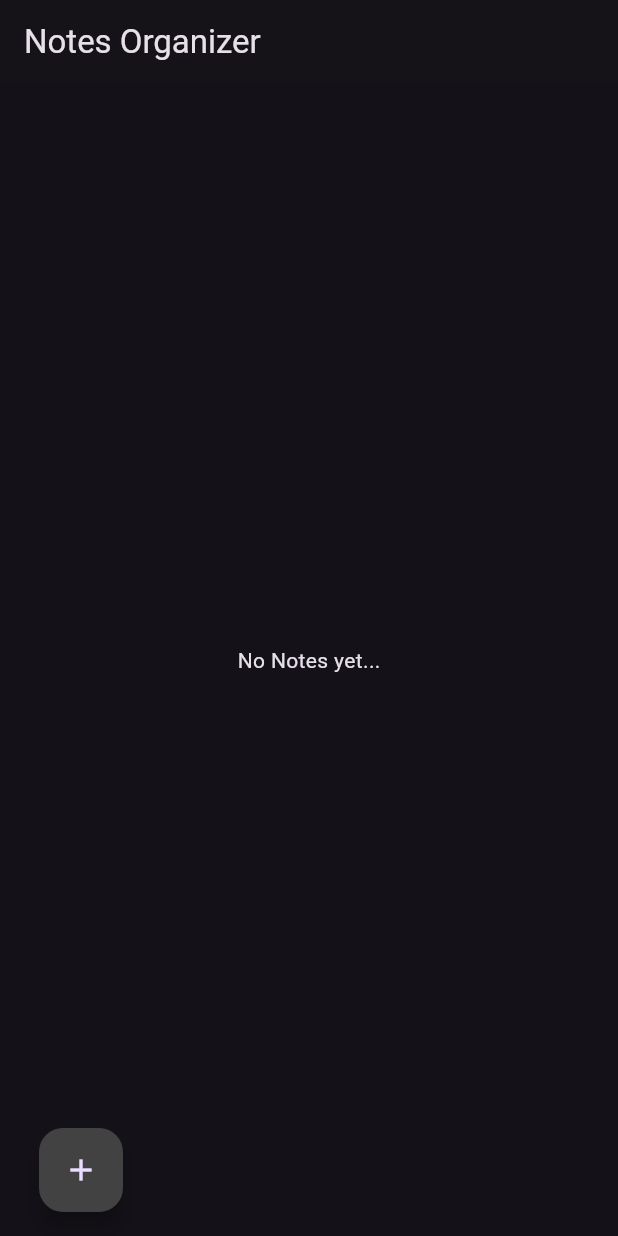
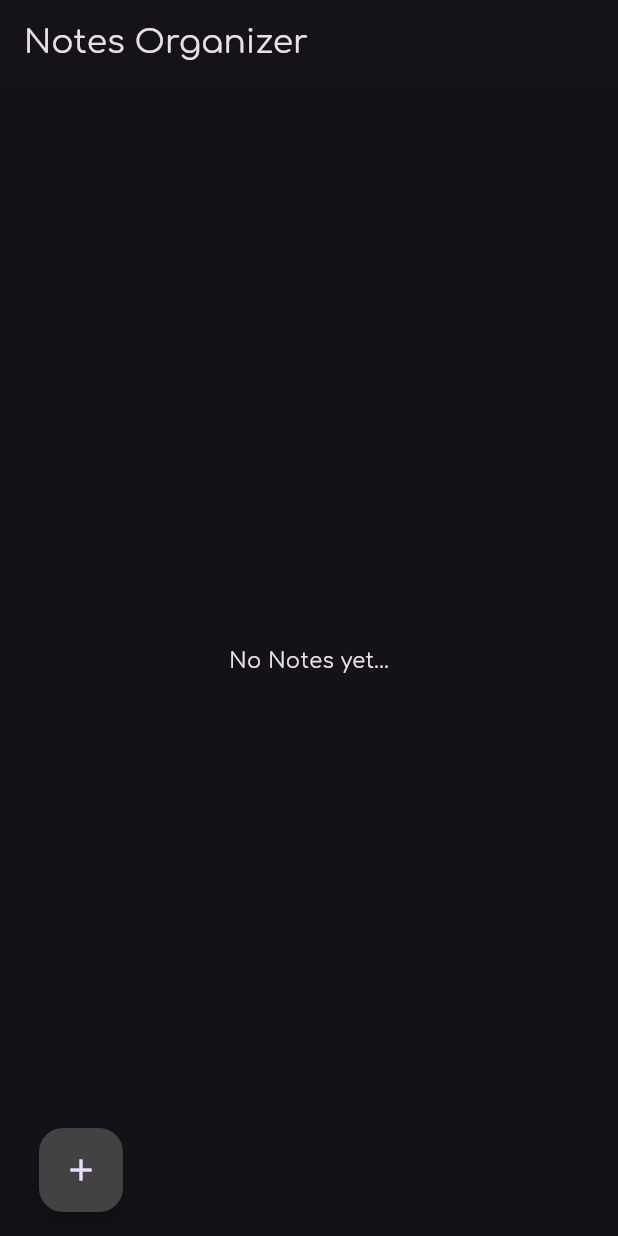
Before and after one commit to UmbrellaLeaf5/notes_organizer, a Flutter app: the screen it shows after launch, on a phone screen of 412 x 824 dp. Run offline on Flutter 3.47's test engine with Material 3 defaults, Android fonts, the phone set to English and light mode, and no system bars.

Commit message:
make all Texts use Comfortaa font

```diff
--- a/lib/main.dart
+++ b/lib/main.dart
@@ -18,7 +18,12 @@ class MainApp extends StatelessWidget {
       title: "Notes organizer",
       theme: ThemeData.dark(useMaterial3: true).copyWith(
         colorScheme: ColorScheme.fromSeed(
-            seedColor: Colors.deepPurple, brightness: Brightness.dark),
+          seedColor: Colors.deepPurple,
+          brightness: Brightness.dark,
+        ),
+        textTheme: ThemeData.dark().textTheme.apply(
+              fontFamily: 'Comfortaa',
+            ),
       ),
       debugShowCheckedModeBanner: false,
       home: const MainHomePage(),
--- a/lib/widgets/previews.dart
+++ b/lib/widgets/previews.dart
@@ -58,7 +58,8 @@ class NotePreview extends StatelessWidget {
                   Expanded(
                     child: Text(
                       note.title,
-                      style: const TextStyle(fontWeight: FontWeight.bold),
+                      style: const TextStyle(
+                          fontWeight: FontWeight.bold, fontSize: 20.0),
                       overflow: TextOverflow.ellipsis,
                     ),
                   ),
```
Also changed, not shown: pubspec.yaml (+9 -4 lines).
